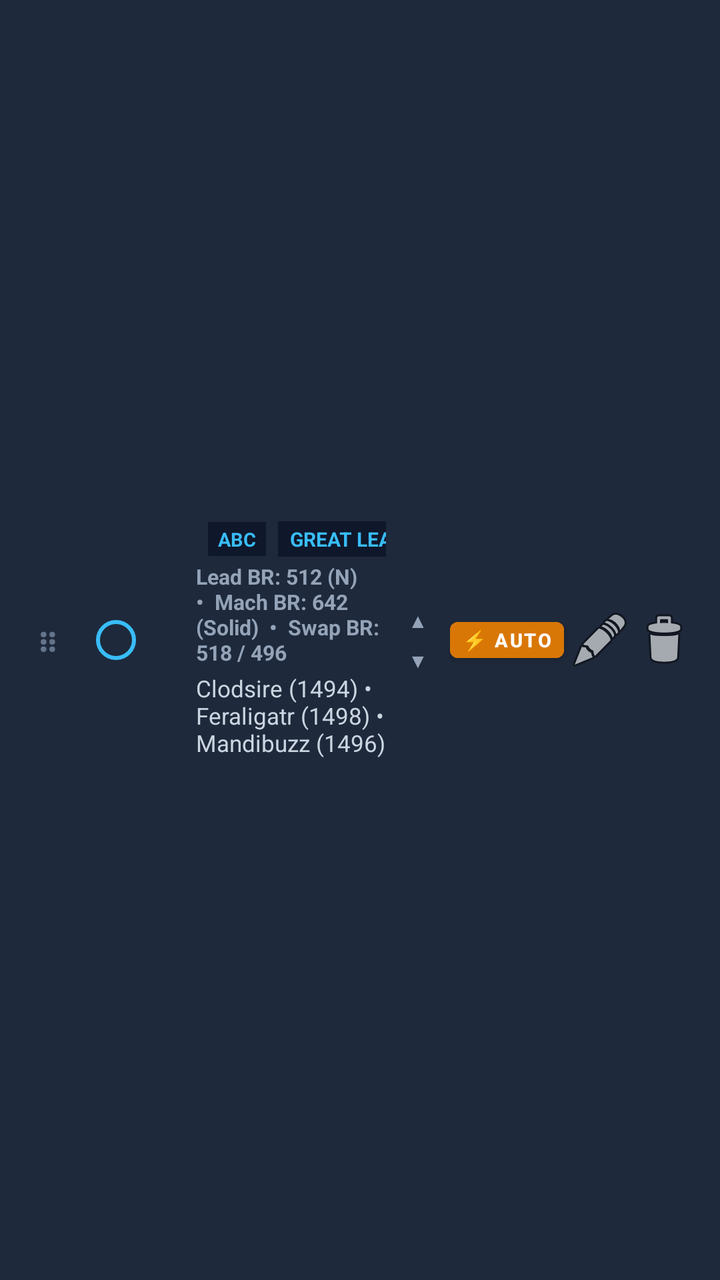
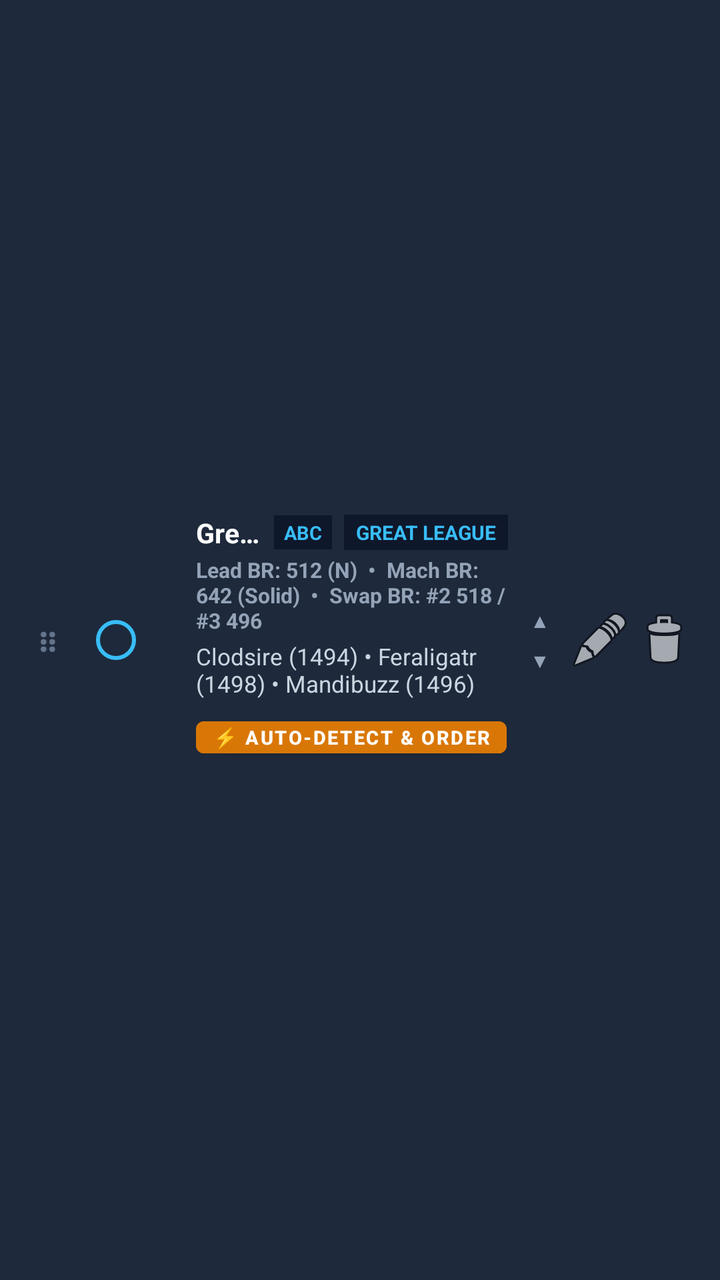

Screens rendered from an Android XML layout before and after an edit, with the pre-edit source and the edit as a unified diff.
<!-- AndroidManifest.xml: application theme Theme.GBLOverlay -->
<!-- res/layout/item_team_preset.xml -->
<?xml version="1.0" encoding="utf-8"?>
<LinearLayout xmlns:android="http://schemas.android.com/apk/res/android"
    android:layout_width="match_parent"
    android:layout_height="wrap_content"
    android:orientation="horizontal"
    android:gravity="center_vertical"
    android:background="#1e293b"
    android:padding="12dp"
    android:layout_marginBottom="8dp">

    <TextView
        android:id="@+id/drag_handle_preset"
        android:layout_width="24dp"
        android:layout_height="36dp"
        android:gravity="center"
        android:text="⋮⋮"
        android:textColor="#64748b"
        android:textSize="16sp"
        android:textStyle="bold"
        android:layout_marginEnd="6dp"
        android:contentDescription="Hold and drag to rearrange team order" />

    <RadioButton
        android:id="@+id/radio_selected"
        android:layout_width="wrap_content"
        android:layout_height="wrap_content"
        android:buttonTint="#38bdf8"
        android:layout_marginEnd="8dp" />

    <LinearLayout
        android:layout_width="0dp"
        android:layout_height="wrap_content"
        android:layout_weight="1"
        android:orientation="vertical">

        <LinearLayout
            android:layout_width="match_parent"
            android:layout_height="wrap_content"
            android:gravity="center_vertical"
            android:orientation="horizontal">

            <TextView
                android:id="@+id/text_preset_name"
                android:layout_width="0dp"
                android:layout_height="wrap_content"
                android:layout_weight="1"
                android:maxLines="1"
                android:ellipsize="end"
                android:text="Great League Team"
                android:textColor="#ffffff"
                android:textStyle="bold"
                android:textSize="13.5sp" />

            <TextView
                android:id="@+id/text_preset_archetype_badge"
                android:layout_width="wrap_content"
                android:layout_height="wrap_content"
                android:text="ABC"
                android:textColor="#38bdf8"
                android:textSize="9.5sp"
                android:textStyle="bold"
                android:layout_marginStart="6dp"
                android:background="#0f172a"
                android:paddingLeft="5dp"
                android:paddingRight="5dp"
                android:paddingTop="2dp"
                android:paddingBottom="2dp" />

            <TextView
                android:id="@+id/text_preset_league"
                android:layout_width="wrap_content"
                android:layout_height="wrap_content"
                android:text="GREAT LEAGUE"
                android:textColor="#38bdf8"
                android:textSize="10sp"
                android:textStyle="bold"
                android:layout_marginStart="6dp"
                android:background="#0f172a"
                android:paddingLeft="6dp"
                android:paddingRight="6dp"
                android:paddingTop="2dp"
                android:paddingBottom="2dp" />
        </LinearLayout>

        <TextView
            android:id="@+id/text_preset_metrics_badges"
            android:layout_width="match_parent"
            android:layout_height="wrap_content"
            android:text="Lead BR: 512 (N)  •  Mach BR: 642 (Solid)  •  Swap BR: 518 / 496"
            android:textColor="#94a3b8"
            android:textSize="10.5sp"
            android:textStyle="bold"
            android:layout_marginTop="2dp" />

        <TextView
            android:id="@+id/text_preset_pokemon"
            android:layout_width="match_parent"
            android:layout_height="wrap_content"
            android:text="Clodsire (1494) • Feraligatr (1498) • Mandibuzz (1496)"
            android:textColor="#cbd5e1"
            android:textSize="11.5sp"
            android:layout_marginTop="3dp" />
    </LinearLayout>

    <LinearLayout
        android:layout_width="wrap_content"
        android:layout_height="wrap_content"
        android:orientation="vertical"
        android:layout_marginStart="4dp">

        <TextView
            android:id="@+id/btn_move_preset_up"
            android:layout_width="24dp"
            android:layout_height="20dp"
            android:gravity="center"
            android:text="▲"
            android:textSize="10sp"
            android:textColor="#94a3b8"
            android:background="?attr/selectableItemBackgroundBorderless"
            android:contentDescription="Move Preset Up" />

        <TextView
            android:id="@+id/btn_move_preset_down"
            android:layout_width="24dp"
            android:layout_height="20dp"
            android:gravity="center"
            android:text="▼"
            android:textSize="10sp"
            android:textColor="#94a3b8"
            android:background="?attr/selectableItemBackgroundBorderless"
            android:contentDescription="Move Preset Down" />
    </LinearLayout>

    <Button
        android:id="@+id/btn_auto_detect_preset"
        android:layout_width="wrap_content"
        android:layout_height="30dp"
        android:minWidth="0dp"
        android:minHeight="0dp"
        android:paddingHorizontal="6dp"
        android:paddingVertical="0dp"
        android:layout_marginStart="4dp"
        android:text="⚡ Auto"
        android:textSize="9.5sp"
        android:textStyle="bold"
        android:backgroundTint="#d97706"
        android:textColor="#ffffff"
        android:contentDescription="Auto-detect ABB vs ABC style and move recommended Safe Swap to Slot 2" />

    <ImageButton
        android:id="@+id/btn_edit_preset"
        android:layout_width="32dp"
        android:layout_height="32dp"
        android:layout_marginStart="2dp"
        android:src="@android:drawable/ic_menu_edit"
        android:background="?attr/selectableItemBackgroundBorderless"
        android:contentDescription="Edit Team &amp; Moves" />

    <ImageButton
        android:id="@+id/btn_delete_preset"
        android:layout_width="32dp"
        android:layout_height="32dp"
        android:src="@android:drawable/ic_menu_delete"
        android:background="?attr/selectableItemBackgroundBorderless"
        android:contentDescription="Delete Preset" />

</LinearLayout>
<!-- resources referenced by this layout -->
<resources>
  <style name="Theme.GBLOverlay" parent="Theme.MaterialComponents.DayNight.NoActionBar">
          <item name="colorPrimary">#2563eb</item>
          <item name="colorPrimaryVariant">#1d4ed8</item>
          <item name="colorOnPrimary">#ffffff</item>
          <item name="android:statusBarColor">#0f172a</item>
      </style>
</resources>

<!-- the commit's change to res/layout/item_team_preset.xml (unified diff, before → after) -->
@@ -86,7 +86,7 @@
             android:id="@+id/text_preset_metrics_badges"
             android:layout_width="match_parent"
             android:layout_height="wrap_content"
-            android:text="Lead BR: 512 (N)  •  Mach BR: 642 (Solid)  •  Swap BR: 518 / 496"
+            android:text="Lead BR: 512 (N)  •  Mach BR: 642 (Solid)  •  Swap BR: #2 518 / #3 496"
             android:textColor="#94a3b8"
             android:textSize="10.5sp"
             android:textStyle="bold"
@@ -100,6 +100,62 @@
             android:textColor="#cbd5e1"
             android:textSize="11.5sp"
             android:layout_marginTop="3dp" />
+
+        
+        <LinearLayout
+            android:layout_width="match_parent"
+            android:layout_height="wrap_content"
+            android:orientation="horizontal"
+            android:gravity="center_vertical"
+            android:layout_marginTop="5dp">
+
+            <Button
+                android:id="@+id/btn_auto_detect_preset"
+                android:layout_width="wrap_content"
+                android:layout_height="28dp"
+                android:minWidth="0dp"
+                android:minHeight="0dp"
+                android:paddingHorizontal="8dp"
+                android:paddingVertical="0dp"
+                android:text="⚡ Auto-Detect &amp; Order"
+                android:textSize="9.5sp"
+                android:textStyle="bold"
+                android:backgroundTint="#d97706"
+                android:textColor="#ffffff"
+                android:contentDescription="Auto-detect ABB vs ABC style and move recommended Safe Swap to Slot 2" />
+
+            <Button
+                android:id="@+id/btn_preset_swap_1_2"
+                android:layout_width="wrap_content"
+                android:layout_height="28dp"
+                android:minWidth="0dp"
+                android:minHeight="0dp"
+                android:paddingHorizontal="7dp"
+                android:paddingVertical="0dp"
+                android:layout_marginStart="5dp"
+                android:text="#1 ⇄ #2"
+                android:textSize="9.5sp"
+                android:textStyle="bold"
+                android:backgroundTint="#334155"
+                android:textColor="#e2e8f0"
+                android:contentDescription="Swap Slot 1 Lead and Slot 2 Safe Swap" />
+
+            <Button
+                android:id="@+id/btn_preset_swap_2_3"
+                android:layout_width="wrap_content"
+                android:layout_height="28dp"
+                android:minWidth="0dp"
+                android:minHeight="0dp"
+                android:paddingHorizontal="7dp"
+                android:paddingVertical="0dp"
+                android:layout_marginStart="5dp"
+                android:text="#2 ⇄ #3"
+                android:textSize="9.5sp"
+                android:textStyle="bold"
+                android:backgroundTint="#334155"
+                android:textColor="#e2e8f0"
+                android:contentDescription="Swap Slot 2 Safe Swap and Slot 3 Closer" />
+        </LinearLayout>
     </LinearLayout>
 
     <LinearLayout
@@ -131,22 +187,6 @@
             android:contentDescription="Move Preset Down" />
     </LinearLayout>
 
-    <Button
-        android:id="@+id/btn_auto_detect_preset"
-        android:layout_width="wrap_content"
-        android:layout_height="30dp"
-        android:minWidth="0dp"
-        android:minHeight="0dp"
-        android:paddingHorizontal="6dp"
-        android:paddingVertical="0dp"
-        android:layout_marginStart="4dp"
-        android:text="⚡ Auto"
-        android:textSize="9.5sp"
-        android:textStyle="bold"
-        android:backgroundTint="#d97706"
-        android:textColor="#ffffff"
-        android:contentDescription="Auto-detect ABB vs ABC style and move recommended Safe Swap to Slot 2" />
-
     <ImageButton
         android:id="@+id/btn_edit_preset"
         android:layout_width="32dp"
